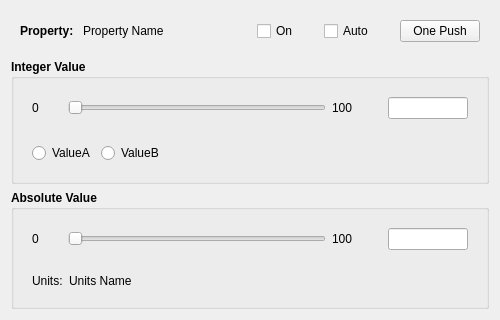
This is src/gui/property_dialog.ui in janelia-idf/bias as Qt 5 draws it before an edit. The edited form follows.
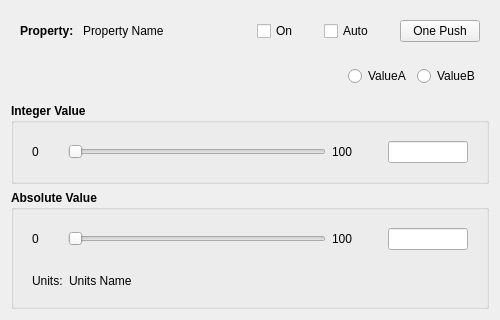
This is the edited form.

Commit message: Moved property dialog valueA, valueB selection radio buttons outside of integer value groupbox so that they don't become disabled when in auto mode.

```diff
--- a/src/gui/property_dialog.ui
+++ b/src/gui/property_dialog.ui
@@ -157,6 +157,51 @@
      </layout>
     </widget>
    </item>
+   <item>
+    <widget class="QWidget" name="valueABSelectionWidgetPtr" native="true">
+     <layout class="QHBoxLayout" name="horizontalLayout_5">
+      <item>
+       <spacer name="horizontalSpacer_6">
+        <property name="orientation">
+         <enum>Qt::Horizontal</enum>
+        </property>
+        <property name="sizeHint" stdset="0">
+         <size>
+          <width>318</width>
+          <height>20</height>
+         </size>
+        </property>
+       </spacer>
+      </item>
+      <item>
+       <widget class="QRadioButton" name="valueARadioButtonPtr">
+        <property name="font">
+         <font>
+          <weight>50</weight>
+          <bold>false</bold>
+         </font>
+        </property>
+        <property name="text">
+         <string>ValueA</string>
+        </property>
+       </widget>
+      </item>
+      <item>
+       <widget class="QRadioButton" name="valueBRadioButtonPtr">
+        <property name="font">
+         <font>
+          <weight>50</weight>
+          <bold>false</bold>
+         </font>
+        </property>
+        <property name="text">
+         <string>ValueB</string>
+        </property>
+       </widget>
+      </item>
+     </layout>
+    </widget>
+   </item>
    <item>
     <spacer name="verticalSpacer">
      <property name="orientation">
@@ -316,51 +361,6 @@
         </layout>
        </widget>
       </item>
-      <item>
-       <widget class="QWidget" name="valueABSelectionWidgetPtr" native="true">
-        <layout class="QHBoxLayout" name="horizontalLayout_5">
-         <item>
-          <widget class="QRadioButton" name="valueARadioButtonPtr">
-           <property name="font">
-            <font>
-             <weight>50</weight>
-             <bold>false</bold>
-            </font>
-           </property>
-           <property name="text">
-            <string>ValueA</string>
-           </property>
-          </widget>
-         </item>
-         <item>
-          <widget class="QRadioButton" name="valueBRadioButtonPtr">
-           <property name="font">
-            <font>
-             <weight>50</weight>
-             <bold>false</bold>
-            </font>
-           </property>
-           <property name="text">
-            <string>ValueB</string>
-           </property>
-          </widget>
-         </item>
-         <item>
-          <spacer name="horizontalSpacer_6">
-           <property name="orientation">
-            <enum>Qt::Horizontal</enum>
-           </property>
-           <property name="sizeHint" stdset="0">
-            <size>
-             <width>318</width>
-             <height>20</height>
-            </size>
-           </property>
-          </spacer>
-         </item>
-        </layout>
-       </widget>
-      </item>
      </layout>
     </widget>
    </item>
```
